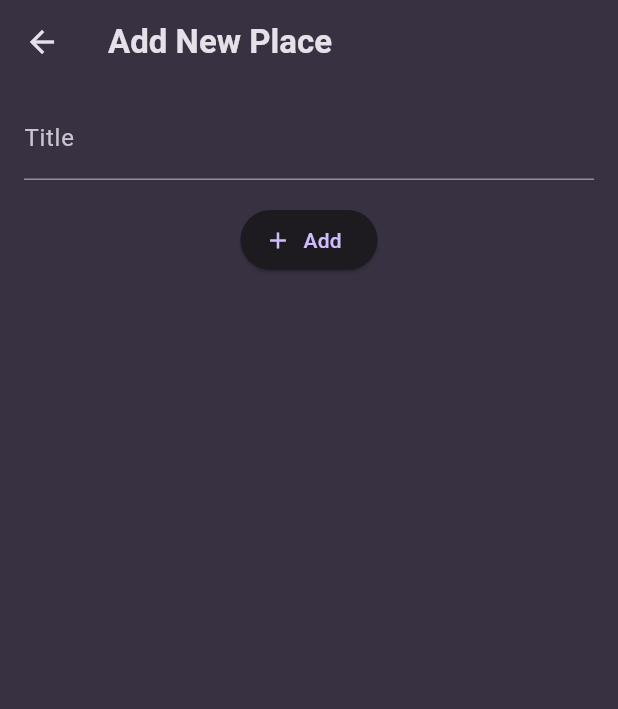
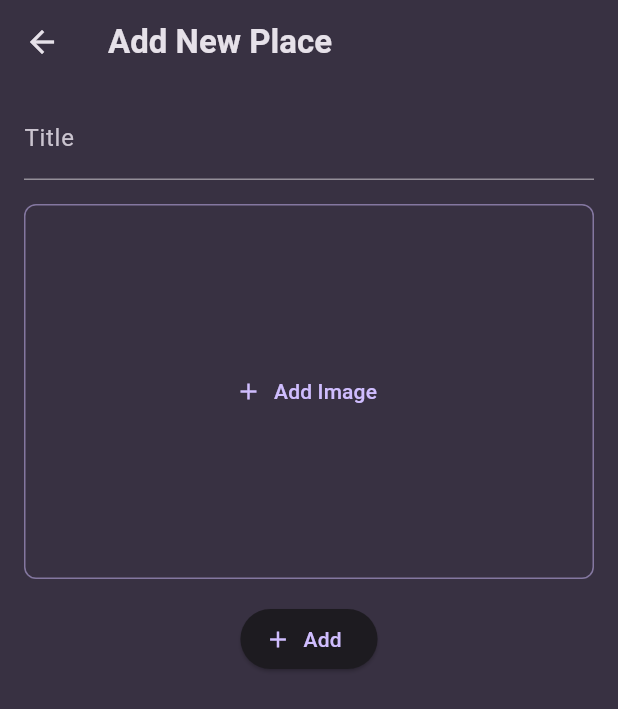
Before and after one commit to ferdoushasanpr/placebook, a Flutter app: the NewPlace screen opened directly, after a tap on "Add", on a phone screen of 412 x 824 dp. Shown: the top 709 px of the screen. Run offline on Flutter 3.47's test engine with Material 3 defaults, Android fonts, the light colour scheme and no system bars; our stand-ins replace flutter_riverpod, google_fonts, image_picker.

Commit message:
feat(add): Image Picker Functionality Added.

```diff
--- a/lib/models/place.dart
+++ b/lib/models/place.dart
@@ -1,10 +1,12 @@
+import 'dart:io';
 import 'package:uuid/uuid.dart';
 
 const uuid = Uuid();
 
 class Place {
-  Place({required this.title}) : id = uuid.v4();
+  Place({required this.title, required this.image}) : id = uuid.v4();
 
   final String id;
   final String title;
+  final File image;
 }
--- a/lib/placebook.dart
+++ b/lib/placebook.dart
@@ -1,6 +1,5 @@
 import 'package:flutter/material.dart';
 import 'package:flutter_riverpod/flutter_riverpod.dart';
-import 'package:placebook/models/place.dart';
 import 'package:placebook/providers/user_places.dart';
 
 import 'package:placebook/screens/new_place.dart';
--- a/lib/providers/user_places.dart
+++ b/lib/providers/user_places.dart
@@ -1,3 +1,5 @@
+import 'dart:io';
+
 import 'package:flutter_riverpod/legacy.dart';
 
 import 'package:placebook/models/place.dart';
@@ -5,8 +7,8 @@ import 'package:placebook/models/place.dart';
 class UserPlaceNotifier extends StateNotifier<List<Place>> {
   UserPlaceNotifier() : super(const []);
 
-  void addPlace(String title) {
-    final newPlace = Place(title: title);
+  void addPlace(String title, File image) {
+    final newPlace = Place(title: title, image: image);
     state = [newPlace, ...state];
   }
 }
--- a/lib/screens/new_place.dart
+++ b/lib/screens/new_place.dart
@@ -1,6 +1,9 @@
+import 'dart:io';
+
 import 'package:flutter/material.dart';
 import 'package:flutter_riverpod/flutter_riverpod.dart';
 import 'package:placebook/providers/user_places.dart';
+import 'package:placebook/widgets/place_image.dart';
 
 class NewPlace extends ConsumerStatefulWidget {
   const NewPlace({super.key});
@@ -11,13 +14,18 @@ class NewPlace extends ConsumerStatefulWidget {
 
 class _NewPlaceState extends ConsumerState<NewPlace> {
   final titleController = TextEditingController();
+  File? selectedImage;
+
+  void selectImage(File image) {
+    selectedImage = image;
+  }
 
   void savePlace() {
     final enteredTitle = titleController.text.trim();
 
-    if (enteredTitle.isEmpty) return;
+    if (enteredTitle.isEmpty || selectedImage == null) return;
 
-    ref.read(userPlaceProvider.notifier).addPlace(enteredTitle);
+    ref.read(userPlaceProvider.notifier).addPlace(enteredTitle, selectedImage!);
     Navigator.of(context).pop();
   }
 
@@ -35,6 +43,8 @@ class _NewPlaceState extends ConsumerState<NewPlace> {
               style: TextStyle(color: Theme.of(context).colorScheme.onSurface),
             ),
             SizedBox(height: 16),
+            PlaceImage(pickImage: selectImage),
+            SizedBox(height: 16),
             ElevatedButton.icon(
               onPressed: () {
                 savePlace();
--- a/lib/screens/place_details.dart
+++ b/lib/screens/place_details.dart
@@ -10,7 +10,15 @@ class PlaceDetails extends StatelessWidget {
   Widget build(BuildContext context) {
     return Scaffold(
       appBar: AppBar(title: Text(place.title)),
-      body: Center(child: Text("Details of the ${place.title}")),
+      body: Container(
+        decoration: BoxDecoration(borderRadius: BorderRadius.circular(16)),
+        padding: EdgeInsets.all(16),
+        child: Image.file(
+          place.image,
+          fit: BoxFit.cover,
+          width: double.infinity,
+        ),
+      ),
     );
   }
 }
--- /dev/null
+++ b/lib/widgets/place_image.dart
@@ -0,0 +1,66 @@
+import 'dart:io';
+
+import 'package:flutter/material.dart';
+import 'package:image_picker/image_picker.dart';
+
+class PlaceImage extends StatefulWidget {
+  const PlaceImage({super.key, required this.pickImage});
+
+  final void Function(File image) pickImage;
+
+  @override
+  State<PlaceImage> createState() => _PlaceImageState();
+}
+
+class _PlaceImageState extends State<PlaceImage> {
+  File? _storedImage;
+
+  void _selectImage() async {
+    final imagePicker = ImagePicker();
+
+    final pickedImage = await imagePicker.pickImage(
+      source: ImageSource.camera,
+      maxWidth: 400,
+    );
+
+    if (pickedImage == null) return;
+
+    widget.pickImage(File(pickedImage.path));
+    setState(() {
+      _storedImage = File(pickedImage.path);
+    });
+  }
+
+  @override
+  Widget build(BuildContext context) {
+    Widget content = TextButton.icon(
+      onPressed: _selectImage,
+      label: Text("Add Image"),
+      icon: Icon(Icons.add),
+    );
+
+    if (_storedImage != null) {
+      content = Image.file(
+        _storedImage!,
+        fit: BoxFit.cover,
+        width: double.infinity,
+      );
+    }
+
+    return GestureDetector(
+      onTap: () {},
+      child: Container(
+        decoration: BoxDecoration(
+          border: Border.all(
+            width: 1,
+            color: Theme.of(context).colorScheme.primary.withValues(alpha: 0.5),
+          ),
+          borderRadius: BorderRadius.circular(8),
+        ),
+        height: 250,
+        width: double.infinity,
+        child: content,
+      ),
+    );
+  }
+}
--- a/pubspec.yaml
+++ b/pubspec.yaml
@@ -37,6 +37,7 @@ dependencies:
   google_fonts: ^6.3.2
   uuid: ^4.5.2
   flutter_riverpod: ^3.0.3
+  image_picker: ^1.2.0
 
 dev_dependencies:
   flutter_test:
```
Also changed, not shown: pubspec.lock, 5 other files.
